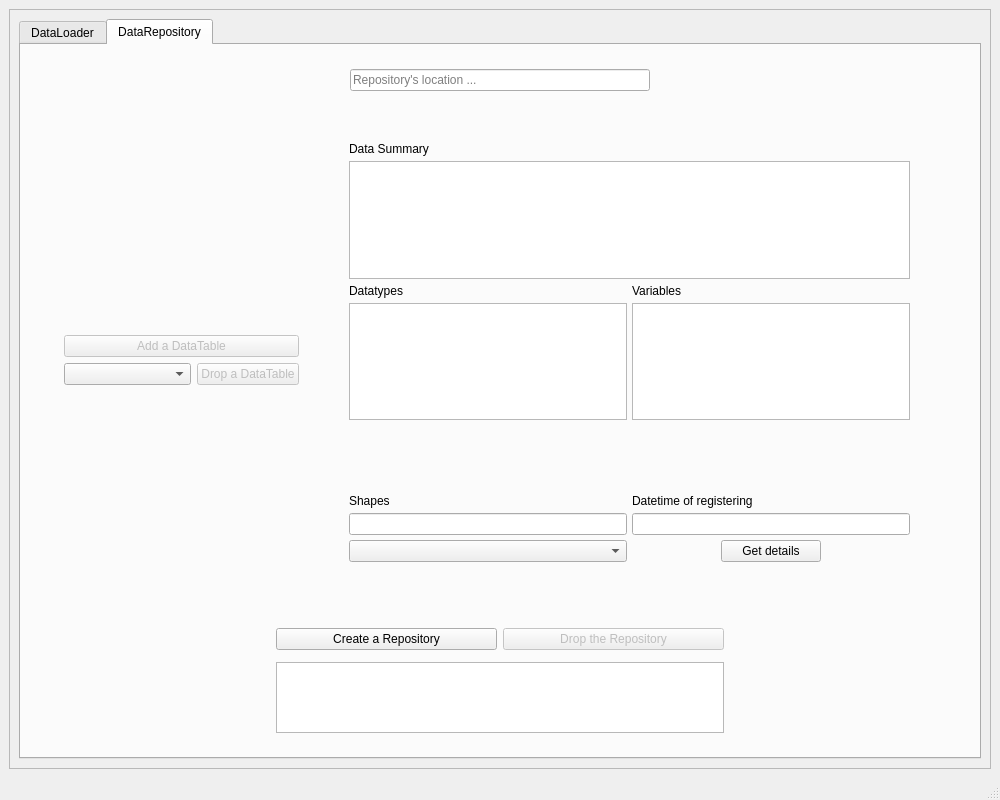
Old version of the form mainwindow.ui in the repository MrocznyZdzichu/MLOps.
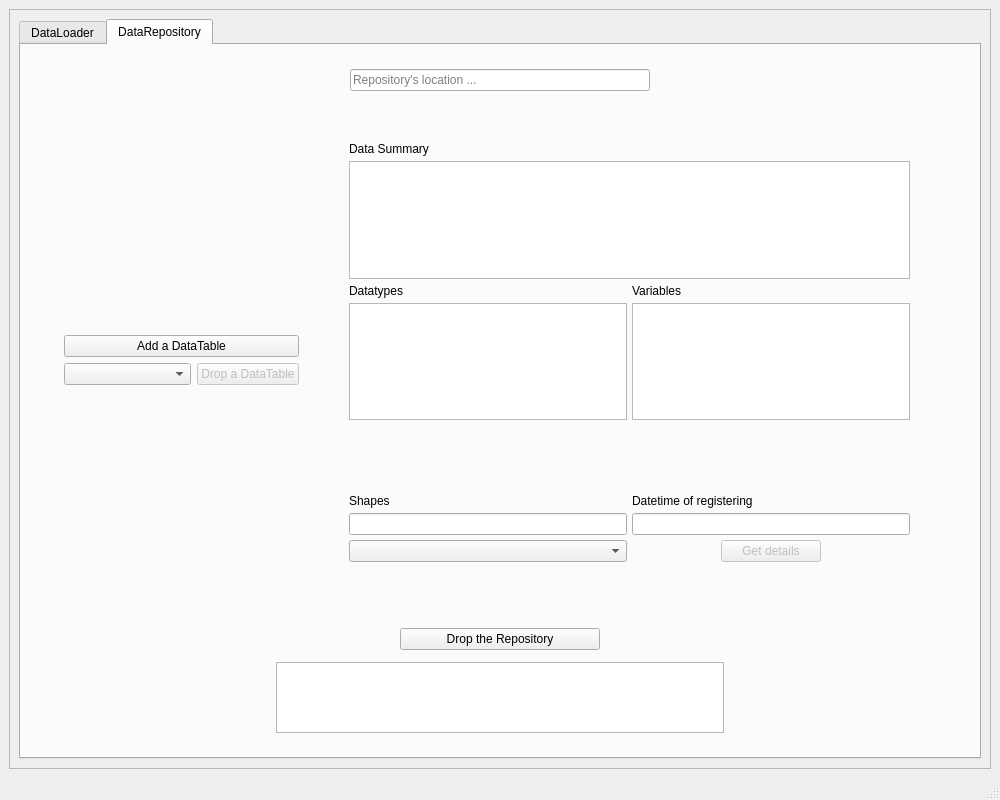
New version of the form. The open tabs and pages were chosen to show the change.

Commit message: DataLoader to Repo implemented. Populating DR comboboxes. Addint DTs from DR menu. Truncating the DR

Diff of the .ui file:
```diff
--- a/mainwindow.ui
+++ b/mainwindow.ui
@@ -330,7 +330,7 @@
                   <item row="1" column="0" colspan="2">
                    <widget class="QPushButton" name="dr_pb_DT_add">
                     <property name="enabled">
-                     <bool>false</bool>
+                     <bool>true</bool>
                     </property>
                     <property name="text">
                      <string>Add a DataTable</string>
@@ -435,6 +435,9 @@
                    </item>
                    <item row="2" column="1" alignment="Qt::AlignHCenter">
                     <widget class="QPushButton" name="dr_pb_DT_browse">
+                     <property name="enabled">
+                      <bool>false</bool>
+                     </property>
                      <property name="minimumSize">
                       <size>
                        <width>100</width>
@@ -489,26 +492,6 @@
                <item row="3" column="1" colspan="2">
                 <widget class="QTextBrowser" name="dr_tb_console"/>
                </item>
-               <item row="1" column="2">
-                <widget class="QPushButton" name="dr_pb_repo_drop">
-                 <property name="enabled">
-                  <bool>false</bool>
-                 </property>
-                 <property name="text">
-                  <string>Drop the Repository</string>
-                 </property>
-                 <property name="flat">
-                  <bool>false</bool>
-                 </property>
-                </widget>
-               </item>
-               <item row="1" column="1">
-                <widget class="QPushButton" name="dr_pb_repo_create">
-                 <property name="text">
-                  <string>Create a Repository</string>
-                 </property>
-                </widget>
-               </item>
                <item row="1" column="0" rowspan="2">
                 <spacer name="horizontalSpacer_2">
                  <property name="orientation">
@@ -522,6 +505,31 @@
                  </property>
                 </spacer>
                </item>
+               <item row="1" column="1" colspan="2" alignment="Qt::AlignHCenter">
+                <widget class="QPushButton" name="dr_pb_repo_drop">
+                 <property name="enabled">
+                  <bool>true</bool>
+                 </property>
+                 <property name="minimumSize">
+                  <size>
+                   <width>200</width>
+                   <height>0</height>
+                  </size>
+                 </property>
+                 <property name="maximumSize">
+                  <size>
+                   <width>200</width>
+                   <height>16777215</height>
+                  </size>
+                 </property>
+                 <property name="text">
+                  <string>Drop the Repository</string>
+                 </property>
+                 <property name="flat">
+                  <bool>false</bool>
+                 </property>
+                </widget>
+               </item>
               </layout>
              </item>
             </layout>
```
Left out of the diff: 73 changed lines with no effect on the pictures. The commit also changes 6 other files.
